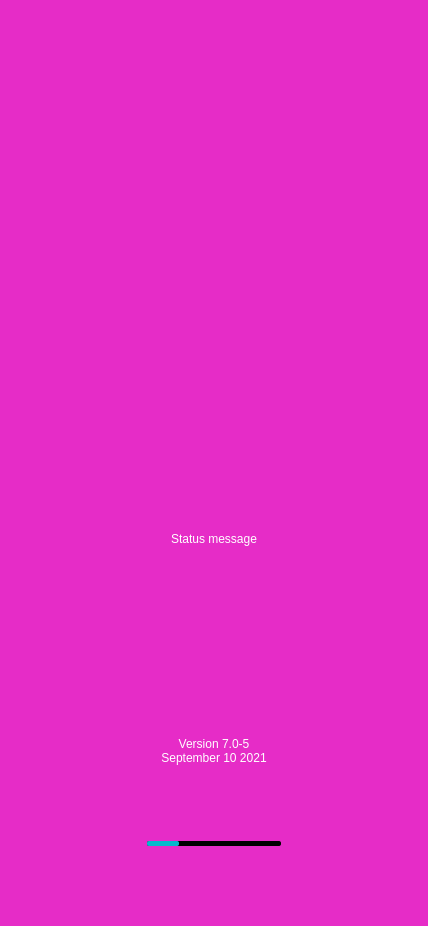
Above: forms/ui/splashscreen.ui from demlabs-cellframe/dap-ui-sdk before the change. Below: the same form after it.
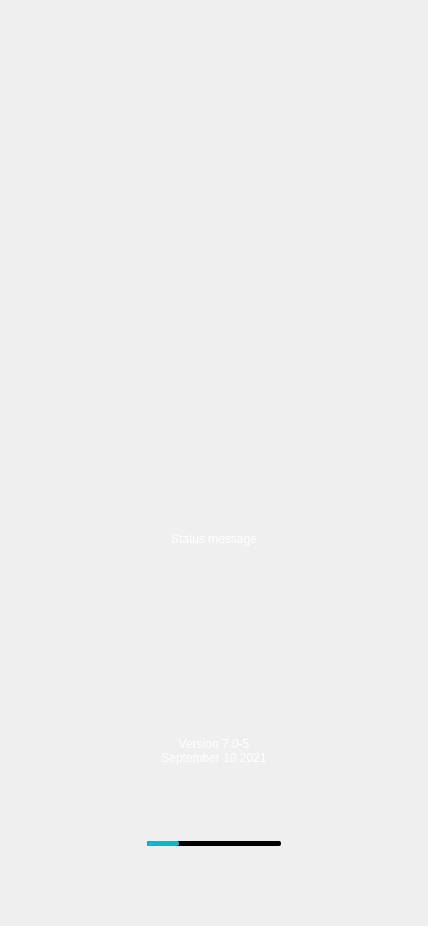
That is the form after the change. Icons and pictures are not drawn. Custom widgets are drawn as their Qt base class.

Commit message: added gradient to splash screen

What changed in the file:
```diff
--- a/forms/ui/splashscreen.ui
+++ b/forms/ui/splashscreen.ui
@@ -35,10 +35,7 @@
    <item>
     <widget class="QWidget" name="Background" native="true">
      <property name="styleSheet">
-      <string notr="true">#Background
-{
-background: rgb(230, 44, 199);
-}</string>
+      <string notr="true"/>
      </property>
      <layout class="QVBoxLayout" name="verticalLayout_2">
       <property name="spacing">
@@ -78,7 +75,9 @@
             <item>
              <widget class="KelGuiLabel" name="lLogo">
               <property name="styleSheet">
-               <string notr="true">#lLogo{ 	min-width: 230px; 	max-width: 230px; 	min-height: 59px; 	max-height: 59px; 	border-image: url(:/gui/ui/asset/logo_kelvpn-white.png); }</string>
+               <string notr="true">#lLogo{ 	min-width: 230px; 	max-width: 230px; 	min-height: 59px; 	max-height: 59px; 	border-image: url(:/gui/ui/asset/logo_kelvpn-white.png); 
+ 	border: none; 
+ 	background-color: rgba(0,0,0,0); }</string>
               </property>
               <property name="text">
                <string/>
@@ -104,7 +103,9 @@
             <string notr="true">#lStatus{ 	color: #FFFFFF; 
  	font: 18px/22px; 
  	font-weight: normal; 	font-style: normal; 	font-size: normal; 
- 	font-family: 'Lato'; }</string>
+ 	font-family: 'Lato'; 
+ 	border: none; 
+ 	background-color: rgba(0,0,0,0); }</string>
            </property>
            <property name="text">
             <string>Status message</string>
@@ -123,7 +124,9 @@
             <string notr="true">#lVersion{ 	color: #FFFFFF; 
  	font: 12px/15px; 
  	font-weight: normal; 	font-style: normal; 	font-size: normal; 
- 	font-family: 'Lato'; }</string>
+ 	font-family: 'Lato'; 
+ 	border: none; 
+ 	background-color: rgba(0,0,0,0); }</string>
            </property>
            <property name="text">
             <string>Version 7.0-5
@@ -209,6 +212,12 @@
    <header>kelguiwidget.h</header>
    <container>1</container>
   </customwidget>
+  <customwidget>
+   <class>GradientWidget</class>
+   <extends>QWidget</extends>
+   <header location="global">ui/helper/gradientwidget.h</header>
+   <container>1</container>
+  </customwidget>
  </customwidgets>
  <resources/>
  <connections/>
```
Left out of the diff: 8 changed lines with no effect on the pictures. The commit also changes 3 other files.
